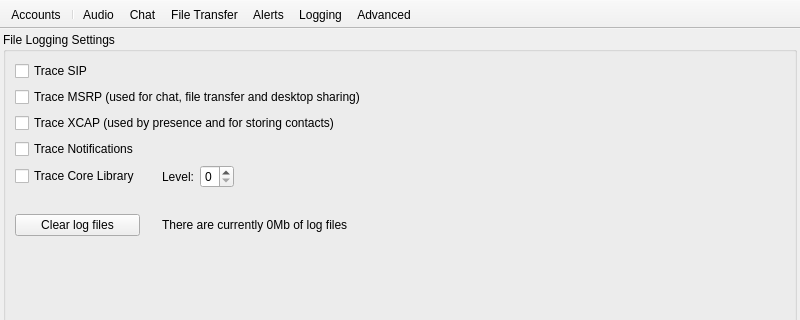
This is resources/preferences.ui in pol51/blink-qt as Qt 5 draws it before an edit; both pictures show x 0 to 800 and y 0 to 320 of the 800 by 600 pixel window. The edited form follows.
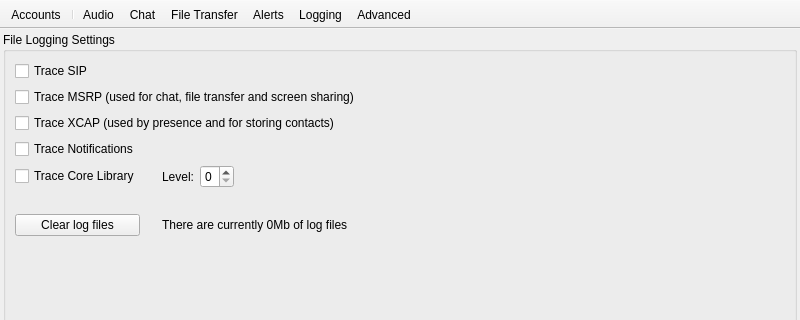
This is the edited form. The open tabs and pages were chosen to show the change. Icons and pictures are not drawn. Custom widgets are drawn as their Qt base class.

Commit message:
Renamed desktop sharing to screen sharing and fixed stream type name
Ignore-this: b692de0ccea8decf6f8484c86ccba317

darcs-hash:20130910161512-b22ec-fce2d69cb84f2deddcbccf739242a17dde2d928c

Diff of the .ui file:
```diff
--- a/resources/preferences.ui
+++ b/resources/preferences.ui
@@ -2068,7 +2068,7 @@
            <item row="1" column="0" colspan="5">
             <widget class="QCheckBox" name="trace_msrp_button">
              <property name="text">
-              <string>Trace MSRP (used for chat, file transfer and desktop sharing)</string>
+              <string>Trace MSRP (used for chat, file transfer and screen sharing)</string>
              </property>
             </widget>
            </item>
```
The commit also changes 7 other files.
